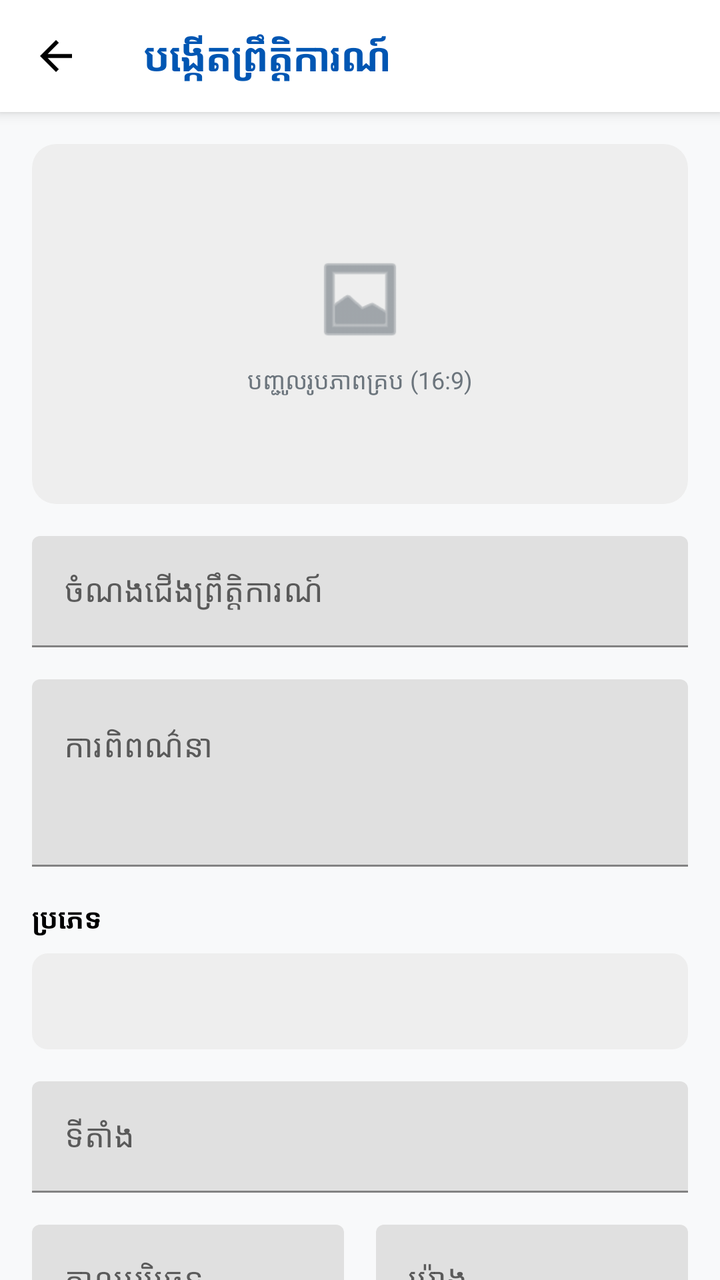
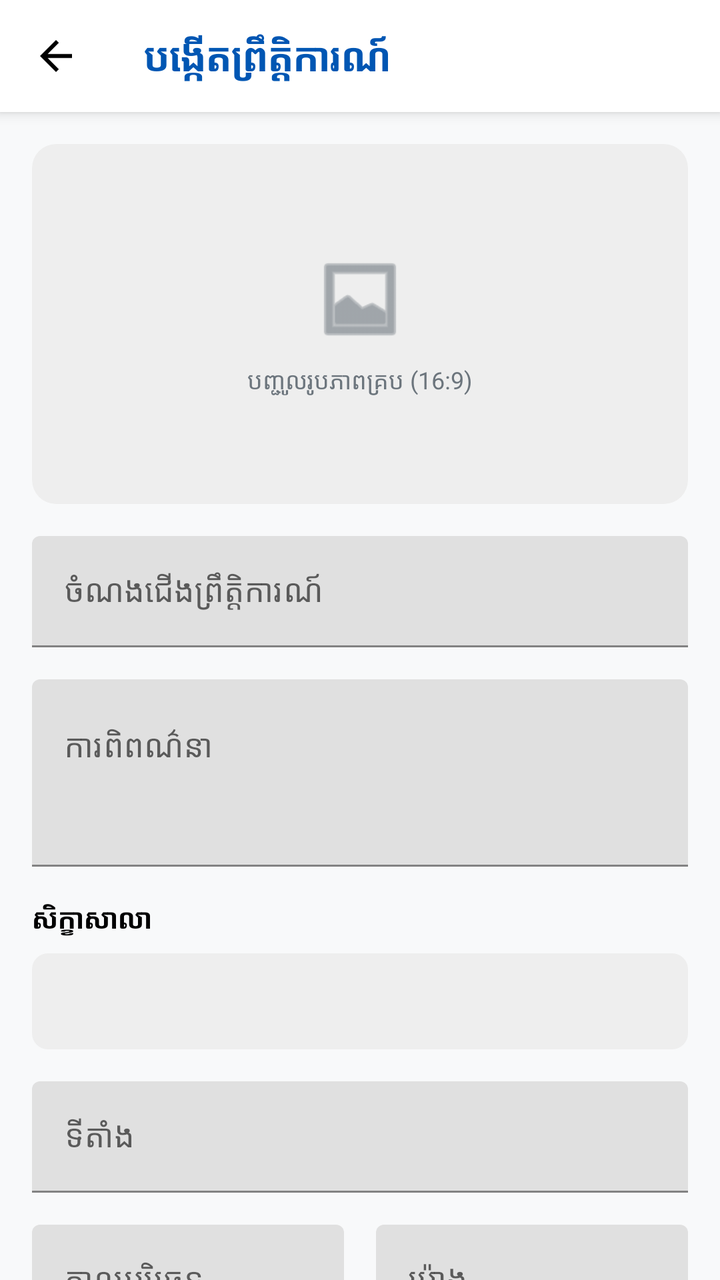

Screens rendered from an Android XML layout before and after an edit, with the pre-edit source and the edit as a unified diff.
<!-- AndroidManifest.xml: application theme Theme.AcademicPulse -->
<!-- res/layout/activity_create_event.xml -->
<?xml version="1.0" encoding="utf-8"?>
<androidx.coordinatorlayout.widget.CoordinatorLayout xmlns:android="http://schemas.android.com/apk/res/android"
    xmlns:app="http://schemas.android.com/apk/res-auto"
    android:layout_width="match_parent"
    android:layout_height="match_parent"
    android:background="@color/background_light">

    <com.google.android.material.appbar.AppBarLayout
        android:layout_width="match_parent"
        android:layout_height="wrap_content"
        android:background="@color/white">

        <androidx.appcompat.widget.Toolbar
            android:id="@+id/toolbar"
            android:layout_width="match_parent"
            android:layout_height="?attr/actionBarSize"
            app:navigationIcon="@drawable/ic_back_straight">
            <TextView
                android:layout_width="wrap_content"
                android:layout_height="wrap_content"
                android:text="បង្កើតព្រឹត្តិការណ៍"
                android:textColor="@color/primary_blue"
                android:textSize="20sp"
                android:textStyle="bold" />
        </androidx.appcompat.widget.Toolbar>
    </com.google.android.material.appbar.AppBarLayout>

    <androidx.core.widget.NestedScrollView
        android:layout_width="match_parent"
        android:layout_height="match_parent"
        app:layout_behavior="@string/appbar_scrolling_view_behavior">

        <LinearLayout
            android:layout_width="match_parent"
            android:layout_height="wrap_content"
            android:orientation="vertical"
            android:padding="16dp">

            <androidx.cardview.widget.CardView
                android:id="@+id/card_image_picker"
                android:layout_width="match_parent"
                android:layout_height="180dp"
                android:layout_marginBottom="16dp"
                app:cardBackgroundColor="@color/white"
                app:cardCornerRadius="12dp"
                app:cardElevation="0dp">

                <RelativeLayout
                    android:id="@+id/eventimg"
                    android:layout_width="match_parent"
                    android:layout_height="match_parent"
                    android:background="@drawable/search_bg">

                    <ImageView
                        android:id="@+id/iv_event_preview"
                        android:layout_width="match_parent"
                        android:layout_height="match_parent"
                        android:scaleType="centerCrop"
                        android:visibility="gone" />

                    <LinearLayout
                        android:id="@+id/layout_image_placeholder"
                        android:layout_width="wrap_content"
                        android:layout_height="wrap_content"
                        android:layout_centerInParent="true"
                        android:gravity="center"
                        android:orientation="vertical">

                        <ImageView
                            android:layout_width="48dp"
                            android:layout_height="48dp"
                            android:src="@android:drawable/ic_menu_gallery"
                            app:tint="@color/text_grey" />

                        <TextView
                            android:layout_width="wrap_content"
                            android:layout_height="wrap_content"
                            android:layout_marginTop="8dp"
                            android:text="បញ្ជូលរូបភាពគ្រប (16:9)"
                            android:textColor="@color/text_grey"
                            android:textSize="12sp" />
                    </LinearLayout>
                </RelativeLayout>
            </androidx.cardview.widget.CardView>

            <com.google.android.material.textfield.TextInputLayout
                android:layout_width="match_parent"
                android:layout_height="wrap_content"
                android:hint="ចំណងជើងព្រឹត្តិការណ៍">
                <com.google.android.material.textfield.TextInputEditText
                    android:id="@+id/et_title"
                    android:layout_width="match_parent"
                    android:layout_height="wrap_content" />
            </com.google.android.material.textfield.TextInputLayout>

            <com.google.android.material.textfield.TextInputLayout
                android:layout_width="match_parent"
                android:layout_height="wrap_content"
                android:layout_marginTop="16dp"
                android:hint="ការពិពណ៌នា">
                <com.google.android.material.textfield.TextInputEditText
                    android:id="@+id/et_description"
                    android:layout_width="match_parent"
                    android:layout_height="wrap_content"
                    android:gravity="top"
                    android:inputType="textMultiLine"
                    android:minLines="3" />
            </com.google.android.material.textfield.TextInputLayout>

            <TextView
                android:layout_width="wrap_content"
                android:layout_height="wrap_content"
                android:layout_marginTop="16dp"
                android:text="ប្រភេទ"
                android:textColor="@color/black"
                android:textStyle="bold" />

            <Spinner
                android:id="@+id/spinner_category"
                android:layout_width="match_parent"
                android:layout_height="48dp"
                android:layout_marginTop="8dp"
                android:background="@drawable/search_bg" />

            <com.google.android.material.textfield.TextInputLayout
                android:layout_width="match_parent"
                android:layout_height="wrap_content"
                android:layout_marginTop="16dp"
                android:hint="ទីតាំង">
                <com.google.android.material.textfield.TextInputEditText
                    android:id="@+id/et_location"
                    android:layout_width="match_parent"
                    android:layout_height="wrap_content" />
            </com.google.android.material.textfield.TextInputLayout>

            <LinearLayout
                android:layout_width="match_parent"
                android:layout_height="wrap_content"
                android:layout_marginTop="16dp"
                android:orientation="horizontal">

                <com.google.android.material.textfield.TextInputLayout
                    android:layout_width="0dp"
                    android:layout_height="wrap_content"
                    android:layout_weight="1"
                    android:layout_marginEnd="8dp"
                    android:hint="កាលបរិច្ឆេទ">
                    <com.google.android.material.textfield.TextInputEditText
                        android:id="@+id/et_date"
                        android:layout_width="match_parent"
                        android:layout_height="wrap_content"
                        android:focusable="false"
                        android:clickable="true" />
                </com.google.android.material.textfield.TextInputLayout>

                <com.google.android.material.textfield.TextInputLayout
                    android:layout_width="0dp"
                    android:layout_height="wrap_content"
                    android:layout_weight="1"
                    android:layout_marginStart="8dp"
                    android:hint="ម៉ោង">
                    <com.google.android.material.textfield.TextInputEditText
                        android:id="@+id/et_time"
                        android:layout_width="match_parent"
                        android:layout_height="wrap_content"
                        android:focusable="false"
                        android:clickable="true" />
                </com.google.android.material.textfield.TextInputLayout>
            </LinearLayout>

            <com.google.android.material.textfield.TextInputLayout
                android:layout_width="match_parent"
                android:layout_height="wrap_content"
                android:layout_marginTop="16dp"
                android:hint="ចំនួនអ្នកចូលរួមអតិបរមា">
                <com.google.android.material.textfield.TextInputEditText
                    android:id="@+id/et_capacity"
                    android:layout_width="match_parent"
                    android:layout_height="wrap_content"
                    android:inputType="number" />
            </com.google.android.material.textfield.TextInputLayout>

            <TextView
                android:layout_width="wrap_content"
                android:layout_height="wrap_content"
                android:layout_marginTop="24dp"
                android:text="វាគ្មិនកិត្តិយស"
                android:textColor="@color/black"
                android:textStyle="bold" />

            <com.google.android.material.textfield.TextInputLayout
                android:layout_width="match_parent"
                android:layout_height="wrap_content"
                android:layout_marginTop="8dp"
                android:hint="ឈ្មោះវាគ្មិន">
                <com.google.android.material.textfield.TextInputEditText
                    android:id="@+id/et_speaker_name"
                    android:layout_width="match_parent"
                    android:layout_height="wrap_content" />
            </com.google.android.material.textfield.TextInputLayout>

            <com.google.android.material.textfield.TextInputLayout
                android:layout_width="match_parent"
                android:layout_height="wrap_content"
                android:layout_marginTop="12dp"
                android:hint="តួនាទីវាគ្មិន">
                <com.google.android.material.textfield.TextInputEditText
                    android:id="@+id/et_speaker_role"
                    android:layout_width="match_parent"
                    android:layout_height="wrap_content" />
            </com.google.android.material.textfield.TextInputLayout>

            <com.google.android.material.textfield.TextInputLayout
                android:layout_width="match_parent"
                android:layout_height="wrap_content"
                android:layout_marginTop="16dp"
                android:hint="អ្នករៀបចំ">
                <com.google.android.material.textfield.TextInputEditText
                    android:id="@+id/et_organizer"
                    android:layout_width="match_parent"
                    android:layout_height="wrap_content" />
            </com.google.android.material.textfield.TextInputLayout>

            <Button
                android:id="@+id/btn_save"
                android:layout_width="match_parent"
                android:layout_height="56dp"
                android:layout_marginTop="32dp"
                android:backgroundTint="@color/primary_blue"
                android:text="រក្សាទុក"
                android:textAllCaps="false"
                app:cornerRadius="28dp" />

            <Button
                android:id="@+id/btn_cancel"
                style="@style/Widget.MaterialComponents.Button.OutlinedButton"
                android:layout_width="match_parent"
                android:layout_height="56dp"
                android:layout_marginTop="8dp"
                android:text="បោះបង់"
                android:textAllCaps="false"
                android:textColor="@color/text_grey"
                app:cornerRadius="28dp"
                app:strokeColor="@color/text_grey" />

        </LinearLayout>
    </androidx.core.widget.NestedScrollView>

</androidx.coordinatorlayout.widget.CoordinatorLayout>
<!-- resources referenced by this layout -->
<resources>
  <color name="background_light">#F8F9FA</color>
  <color name="black">#000000</color>
  <color name="primary_blue">#0056B3</color>
  <color name="text_grey">#6C757D</color>
  <color name="white">#FFFFFF</color>
  <!-- drawable ic_back_straight (drawable) -->
  <?xml version="1.0" encoding="utf-8"?>
  <vector xmlns:android="http://schemas.android.com/apk/res/android"
      android:width="24dp"
      android:height="24dp"
      android:viewportWidth="24"
      android:viewportHeight="24"
      android:autoMirrored="true">
      <path
          android:fillColor="@color/black"
          android:pathData="M20,11H7.83l5.59-5.59L12,4l-8,8l8,8l1.41-1.41L7.83,13H20V11z" />
  </vector>
  <!-- drawable search_bg (drawable) -->
  <?xml version="1.0" encoding="utf-8"?>
  <shape xmlns:android="http://schemas.android.com/apk/res/android">
      <solid android:color="#EEEEEE" />
      <corners android:radius="8dp" />
  </shape>
  <style name="Theme.AcademicPulse" parent="Theme.MaterialComponents.Light.NoActionBar">
          
          <item name="colorPrimary">@color/primary_blue</item>
          <item name="colorPrimaryVariant">@color/primary_blue</item>
          <item name="colorOnPrimary">@color/white</item>
          
          <item name="colorSecondary">@color/accent_yellow</item>
          <item name="colorSecondaryVariant">@color/accent_yellow</item>
          <item name="colorOnSecondary">@color/black</item>
          
          <item name="android:statusBarColor">@color/primary_blue</item>
          <item name="android:windowLightStatusBar" tools:targetApi="m">false</item>
      </style>
  <color name="accent_yellow">#FFC107</color>
</resources>

<!-- the commit's change to res/layout/activity_create_event.xml (unified diff, before → after) -->
@@ -56,7 +56,8 @@
                         android:layout_width="match_parent"
                         android:layout_height="match_parent"
                         android:scaleType="centerCrop"
-                        android:visibility="gone" />
+                        android:visibility="gone"
+                        android:contentDescription="@null" />
 
                     <LinearLayout
                         android:id="@+id/layout_image_placeholder"
@@ -70,6 +71,7 @@
                             android:layout_width="48dp"
                             android:layout_height="48dp"
                             android:src="@android:drawable/ic_menu_gallery"
+                            android:contentDescription="@null"
                             app:tint="@color/text_grey" />
 
                         <TextView
@@ -111,7 +113,7 @@
                 android:layout_width="wrap_content"
                 android:layout_height="wrap_content"
                 android:layout_marginTop="16dp"
-                android:text="ប្រភេទ"
+                android:text="@string/workshop"
                 android:textColor="@color/black"
                 android:textStyle="bold" />
 
@@ -184,7 +186,7 @@
                 android:layout_width="wrap_content"
                 android:layout_height="wrap_content"
                 android:layout_marginTop="24dp"
-                android:text="វាគ្មិនកិត្តិយស"
+                android:text="@string/speaker"
                 android:textColor="@color/black"
                 android:textStyle="bold" />
 
@@ -227,7 +229,7 @@
                 android:layout_height="56dp"
                 android:layout_marginTop="32dp"
                 android:backgroundTint="@color/primary_blue"
-                android:text="រក្សាទុក"
+                android:text="@string/save"
                 android:textAllCaps="false"
                 app:cornerRadius="28dp" />
 
@@ -237,7 +239,7 @@
                 android:layout_width="match_parent"
                 android:layout_height="56dp"
                 android:layout_marginTop="8dp"
-                android:text="បោះបង់"
+                android:text="@string/cancel"
                 android:textAllCaps="false"
                 android:textColor="@color/text_grey"
                 app:cornerRadius="28dp"
<!-- resource entries referenced after the edit -->
@@ -23,6 +23,10 @@
       <solid android:color="#EEEEEE" />
       <corners android:radius="8dp" />
   </shape>
+  <string name="cancel">បោះបង់</string>
+  <string name="save">រក្សាទុក</string>
+  <string name="speaker">វាគ្មិនកិត្តិយស</string>
+  <string name="workshop">សិក្ខាសាលា</string>
   <style name="Theme.AcademicPulse" parent="Theme.MaterialComponents.Light.NoActionBar">
           
           <item name="colorPrimary">@color/primary_blue</item>
